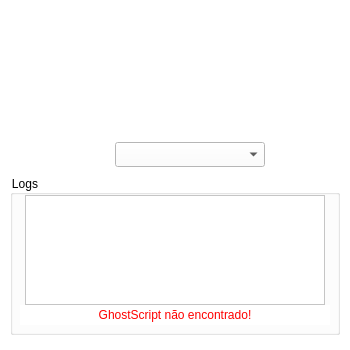
Above: assets/main.ui from ioisaque/ideyou-print before the change. Below: the same form after it.
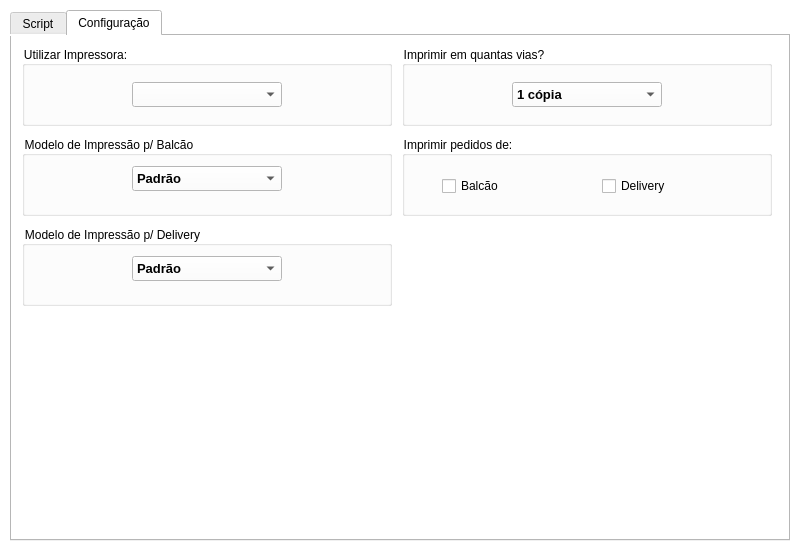
That is the form after the change. The open tabs and pages were chosen to show the change. Icons and pictures are not drawn.

```diff
--- a/assets/main.ui
+++ b/assets/main.ui
@@ -9,8 +9,8 @@
    <rect>
     <x>0</x>
     <y>0</y>
-    <width>350</width>
-    <height>350</height>
+    <width>800</width>
+    <height>550</height>
    </rect>
   </property>
   <property name="sizePolicy">
@@ -19,14 +19,8 @@
     <verstretch>0</verstretch>
    </sizepolicy>
   </property>
-  <property name="maximumSize">
-   <size>
-    <width>350</width>
-    <height>350</height>
-   </size>
-  </property>
   <property name="windowTitle">
-   <string>IdeYou Print - v1.0</string>
+   <string>IdeYouPrint | Versão 1.0</string>
   </property>
   <property name="windowIcon">
    <iconset>
@@ -40,16 +34,13 @@
 background: #FFF;</string>
   </property>
   <widget class="QWidget" name="centralwidget">
-   <widget class="QPushButton" name="btn_reload">
-    <property name="enabled">
-     <bool>true</bool>
-    </property>
+   <widget class="QTabWidget" name="tabWidget">
     <property name="geometry">
      <rect>
-      <x>290</x>
-      <y>135</y>
-      <width>40</width>
-      <height>40</height>
+      <x>10</x>
+      <y>10</y>
+      <width>780</width>
+      <height>531</height>
      </rect>
     </property>
     <property name="sizePolicy">
@@ -58,43 +49,98 @@
       <verstretch>0</verstretch>
      </sizepolicy>
     </property>
-    <property name="font">
-     <font>
-      <pointsize>18</pointsize>
-      <weight>75</weight>
-      <bold>true</bold>
-     </font>
-    </property>
-    <property name="cursor">
-     <cursorShape>PointingHandCursor</cursorShape>
-    </property>
     <property name="autoFillBackground">
      <bool>false</bool>
     </property>
     <property name="styleSheet">
-     <string notr="true">border: none;
-border-radius: 15px;
-background-color: transparent;</string>
+     <string notr="true"/>
     </property>
-    <property name="text">
-     <string/>
+    <property name="tabPosition">
+     <enum>QTabWidget::North</enum>
     </property>
-    <property name="icon">
-     <iconset>
-      <normaloff>refresh.png</normaloff>refresh.png</iconset>
+    <property name="currentIndex">
+     <number>0</number>
     </property>
-    <property name="iconSize">
-     <size>
-      <width>28</width>
-      <height>28</height>
-     </size>
+    <property name="elideMode">
+     <enum>Qt::ElideMiddle</enum>
     </property>
+    <property name="usesScrollButtons">
+     <bool>false</bool>
+    </property>
+    <property name="documentMode">
+     <bool>false</bool>
+    </property>
+    <property name="tabsClosable">
+     <bool>false</bool>
+    </property>
+    <widget class="QWidget" name="tab1">
+     <attribute name="title">
+      <string>Script</string>
+     </attribute>
+     <widget class="QTableWidget" name="log_table">
+      <property name="geometry">
+       <rect>
+        <x>10</x>
+        <y>180</y>
+        <width>750</width>
+        <height>311</height>
+       </rect>
+      </property>
+      <property name="alternatingRowColors">
+       <bool>true</bool>
+      </property>
+      <property name="rowCount">
+       <number>0</number>
+      </property>
+      <property name="columnCount">
+       <number>2</number>
+      </property>
+      <attribute name="horizontalHeaderVisible">
+       <bool>false</bool>
+      </attribute>
+      <attribute name="horizontalHeaderCascadingSectionResizes">
+       <bool>false</bool>
+      </attribute>
+      <attribute name="horizontalHeaderDefaultSectionSize">
+       <number>170</number>
+      </attribute>
+      <attribute name="horizontalHeaderHighlightSections">
+       <bool>false</bool>
+      </attribute>
+      <attribute name="horizontalHeaderMinimumSectionSize">
+       <number>25</number>
+      </attribute>
+      <attribute name="horizontalHeaderShowSortIndicator" stdset="0">
+       <bool>false</bool>
+      </attribute>
+      <attribute name="horizontalHeaderStretchLastSection">
+       <bool>true</bool>
+      </attribute>
+      <attribute name="verticalHeaderVisible">
+       <bool>false</bool>
+      </attribute>
+      <attribute name="verticalHeaderCascadingSectionResizes">
+       <bool>false</bool>
+      </attribute>
+      <attribute name="verticalHeaderStretchLastSection">
+       <bool>false</bool>
+      </attribute>
+      <column>
+       <property name="text">
+        <string>ID_PEDIDO</string>
+       </property>
+      </column>
+      <column>
+       <property name="text">
+        <string>ACAO</string>
+       </property>
+      </column>
    </widget>
    <widget class="QLabel" name="img_logo">
     <property name="geometry">
      <rect>
-      <x>75</x>
-      <y>25</y>
+        <x>30</x>
+        <y>40</y>
       <width>200</width>
       <height>105</height>
      </rect>
@@ -130,47 +176,53 @@
      <set>Qt::AlignCenter</set>
     </property>
    </widget>
-   <widget class="QGroupBox" name="gpb">
+     <widget class="QGroupBox" name="gpb_main">
     <property name="geometry">
      <rect>
-      <x>10</x>
-      <y>175</y>
-      <width>330</width>
-      <height>160</height>
+        <x>249</x>
+        <y>10</y>
+        <width>511</width>
+        <height>151</height>
      </rect>
     </property>
     <property name="styleSheet">
      <string notr="true"/>
     </property>
     <property name="title">
-     <string>Logs</string>
-    </property>
-    <widget class="QTextEdit" name="log_box">
+       <string>Acesso Rápido</string>
+      </property>
+      <widget class="QTextEdit" name="input_url_sistema">
+       <property name="enabled">
+        <bool>true</bool>
+       </property>
      <property name="geometry">
       <rect>
-       <x>15</x>
+         <x>100</x>
        <y>20</y>
-       <width>300</width>
-       <height>110</height>
-      </rect>
-     </property>
-     <property name="lineWidth">
-      <number>1</number>
-     </property>
-     <property name="readOnly">
-      <bool>true</bool>
+         <width>371</width>
+         <height>25</height>
+        </rect>
+       </property>
+       <property name="sizePolicy">
+        <sizepolicy hsizetype="Fixed" vsizetype="Fixed">
+         <horstretch>0</horstretch>
+         <verstretch>0</verstretch>
+        </sizepolicy>
      </property>
      <property name="placeholderText">
       <string/>
      </property>
     </widget>
-    <widget class="QLabel" name="gsv_label">
+      <widget class="QPushButton" name="btn_reload">
+       <property name="enabled">
+        <bool>true</bool>
+       </property>
      <property name="geometry">
       <rect>
-       <x>10</x>
-       <y>130</y>
-       <width>310</width>
-       <height>20</height>
+         <x>470</x>
+         <y>20</y>
+         <width>32</width>
+         <height>28</height>
       </rect>
      </property>
      <property name="sizePolicy">
@@ -179,34 +231,43 @@
        <verstretch>0</verstretch>
       </sizepolicy>
      </property>
-     <property name="minimumSize">
-      <size>
-       <width>310</width>
-       <height>20</height>
-      </size>
-     </property>
-     <property name="maximumSize">
-      <size>
-       <width>310</width>
-       <height>20</height>
-      </size>
+       <property name="font">
+        <font>
+         <pointsize>18</pointsize>
+         <weight>75</weight>
+         <bold>true</bold>
+        </font>
+       </property>
+       <property name="cursor">
+        <cursorShape>PointingHandCursor</cursorShape>
+       </property>
+       <property name="autoFillBackground">
+        <bool>false</bool>
      </property>
      <property name="styleSheet">
-      <string notr="true">color: red;</string>
+        <string notr="true">border: none;
+border-radius: 15px;
+background-color: transparent;</string>
      </property>
      <property name="text">
-      <string>GhostScript não encontrado!</string>
-     </property>
-     <property name="alignment">
-      <set>Qt::AlignCenter</set>
-     </property>
-    </widget>
-   </widget>
-   <widget class="QComboBox" name="select_printer">
+        <string/>
+       </property>
+       <property name="icon">
+        <iconset>
+         <normaloff>refresh.png</normaloff>refresh.png</iconset>
+       </property>
+       <property name="iconSize">
+        <size>
+         <width>28</width>
+         <height>28</height>
+        </size>
+       </property>
+      </widget>
+      <widget class="QComboBox" name="select_loja">
     <property name="geometry">
      <rect>
-      <x>115</x>
-      <y>142</y>
+         <x>100</x>
+         <y>50</y>
       <width>150</width>
       <height>25</height>
      </rect>
@@ -243,16 +304,77 @@
      <bool>true</bool>
     </property>
    </widget>
-   <widget class="QPushButton" name="btn_reload_2">
+      <widget class="QLabel" name="label_1">
+       <property name="geometry">
+        <rect>
+         <x>10</x>
+         <y>20</y>
+         <width>81</width>
+         <height>16</height>
+        </rect>
+       </property>
+       <property name="text">
+        <string>URL do sistema:</string>
+       </property>
+      </widget>
+      <widget class="QLabel" name="label_2">
+       <property name="geometry">
+        <rect>
+         <x>10</x>
+         <y>50</y>
+         <width>81</width>
+         <height>16</height>
+        </rect>
+       </property>
+       <property name="text">
+        <string>Sua loja atual:</string>
+       </property>
+      </widget>
+      <widget class="QLabel" name="label_3">
+       <property name="geometry">
+        <rect>
+         <x>10</x>
+         <y>110</y>
+         <width>81</width>
+         <height>16</height>
+        </rect>
+       </property>
+       <property name="text">
+        <string>ID Pedido</string>
+       </property>
+      </widget>
+      <widget class="QTextEdit" name="input_id_pedido">
     <property name="enabled">
      <bool>true</bool>
     </property>
     <property name="geometry">
      <rect>
-      <x>75</x>
-      <y>140</y>
-      <width>30</width>
-      <height>30</height>
+         <x>100</x>
+         <y>110</y>
+         <width>111</width>
+         <height>25</height>
+        </rect>
+       </property>
+       <property name="sizePolicy">
+        <sizepolicy hsizetype="Fixed" vsizetype="Fixed">
+         <horstretch>0</horstretch>
+         <verstretch>0</verstretch>
+        </sizepolicy>
+       </property>
+       <property name="placeholderText">
+        <string/>
+       </property>
+      </widget>
+      <widget class="QPushButton" name="btn_print">
+       <property name="enabled">
+        <bool>true</bool>
+       </property>
+       <property name="geometry">
+        <rect>
+         <x>220</x>
+         <y>110</y>
+         <width>32</width>
+         <height>28</height>
      </rect>
     </property>
     <property name="sizePolicy">
@@ -293,11 +415,370 @@
      </size>
     </property>
    </widget>
-   <zorder>img_logo</zorder>
-   <zorder>gpb</zorder>
-   <zorder>btn_reload</zorder>
-   <zorder>select_printer</zorder>
-   <zorder>btn_reload_2</zorder>
+     </widget>
+    </widget>
+    <widget class="QWidget" name="tab2">
+     <attribute name="title">
+      <string>Configuração</string>
+     </attribute>
+     <widget class="QGroupBox" name="gpb_printqtd">
+      <property name="geometry">
+       <rect>
+        <x>390</x>
+        <y>10</y>
+        <width>370</width>
+        <height>80</height>
+       </rect>
+      </property>
+      <property name="styleSheet">
+       <string notr="true"/>
+      </property>
+      <property name="title">
+       <string>Imprimir em quantas vias?</string>
+      </property>
+      <layout class="QHBoxLayout" name="horizontalLayout_6">
+       <item>
+        <widget class="QComboBox" name="select_printqtd">
+         <property name="sizePolicy">
+          <sizepolicy hsizetype="Fixed" vsizetype="Fixed">
+           <horstretch>0</horstretch>
+           <verstretch>0</verstretch>
+          </sizepolicy>
+         </property>
+         <property name="minimumSize">
+          <size>
+           <width>150</width>
+           <height>25</height>
+          </size>
+         </property>
+         <property name="maximumSize">
+          <size>
+           <width>150</width>
+           <height>25</height>
+          </size>
+         </property>
+         <property name="font">
+          <font>
+           <pointsize>10</pointsize>
+           <weight>75</weight>
+           <bold>true</bold>
+          </font>
+         </property>
+         <property name="currentText">
+          <string>1 cópia</string>
+         </property>
+         <property name="frame">
+          <bool>true</bool>
+         </property>
+         <item>
+          <property name="text">
+           <string>1 cópia</string>
+          </property>
+         </item>
+         <item>
+          <property name="text">
+           <string>2 cópias</string>
+          </property>
+         </item>
+         <item>
+          <property name="text">
+           <string>3 cópias</string>
+          </property>
+         </item>
+        </widget>
+       </item>
+      </layout>
+     </widget>
+     <widget class="QGroupBox" name="gpb_printer">
+      <property name="geometry">
+       <rect>
+        <x>10</x>
+        <y>10</y>
+        <width>370</width>
+        <height>80</height>
+       </rect>
+      </property>
+      <property name="title">
+       <string>Utilizar Impressora:</string>
+      </property>
+      <layout class="QHBoxLayout" name="horizontalLayout_15">
+       <item>
+        <widget class="QComboBox" name="select_printer">
+         <property name="sizePolicy">
+          <sizepolicy hsizetype="Fixed" vsizetype="Fixed">
+           <horstretch>0</horstretch>
+           <verstretch>0</verstretch>
+          </sizepolicy>
+         </property>
+         <property name="minimumSize">
+          <size>
+           <width>150</width>
+           <height>25</height>
+          </size>
+         </property>
+         <property name="maximumSize">
+          <size>
+           <width>150</width>
+           <height>25</height>
+          </size>
+         </property>
+         <property name="font">
+          <font>
+           <pointsize>10</pointsize>
+           <weight>75</weight>
+           <bold>true</bold>
+          </font>
+         </property>
+         <property name="currentText">
+          <string/>
+         </property>
+         <property name="frame">
+          <bool>true</bool>
+         </property>
+        </widget>
+       </item>
+      </layout>
+     </widget>
+     <widget class="QGroupBox" name="gpb_print">
+      <property name="geometry">
+       <rect>
+        <x>390</x>
+        <y>100</y>
+        <width>370</width>
+        <height>80</height>
+       </rect>
+      </property>
+      <property name="styleSheet">
+       <string notr="true"/>
+      </property>
+      <property name="title">
+       <string>Imprimir pedidos de:</string>
+      </property>
+      <widget class="QCheckBox" name="cb_print_balcao">
+       <property name="geometry">
+        <rect>
+         <x>40</x>
+         <y>40</y>
+         <width>121</width>
+         <height>20</height>
+        </rect>
+       </property>
+       <property name="styleSheet">
+        <string notr="true">background: none;</string>
+       </property>
+       <property name="text">
+        <string>Balcão</string>
+       </property>
+      </widget>
+      <widget class="QCheckBox" name="cb_print_delivery">
+       <property name="geometry">
+        <rect>
+         <x>200</x>
+         <y>40</y>
+         <width>121</width>
+         <height>20</height>
+        </rect>
+       </property>
+       <property name="styleSheet">
+        <string notr="true">background: none;</string>
+       </property>
+       <property name="text">
+        <string>Delivery</string>
+       </property>
+      </widget>
+     </widget>
+     <widget class="QGroupBox" name="gpb_modelo_1">
+      <property name="geometry">
+       <rect>
+        <x>10</x>
+        <y>100</y>
+        <width>370</width>
+        <height>80</height>
+       </rect>
+      </property>
+      <property name="autoFillBackground">
+       <bool>false</bool>
+      </property>
+      <property name="styleSheet">
+       <string notr="true"/>
+      </property>
+      <property name="title">
+       <string>Modelo de Impressão p/ Balcão</string>
+      </property>
+      <widget class="QComboBox" name="select_modelo_balcao">
+       <property name="geometry">
+        <rect>
+         <x>110</x>
+         <y>30</y>
+         <width>150</width>
+         <height>25</height>
+        </rect>
+       </property>
+       <property name="sizePolicy">
+        <sizepolicy hsizetype="Fixed" vsizetype="Fixed">
+         <horstretch>0</horstretch>
+         <verstretch>0</verstretch>
+        </sizepolicy>
+       </property>
+       <property name="minimumSize">
+        <size>
+         <width>150</width>
+         <height>25</height>
+        </size>
+       </property>
+       <property name="maximumSize">
+        <size>
+         <width>150</width>
+         <height>25</height>
+        </size>
+       </property>
+       <property name="font">
+        <font>
+         <pointsize>10</pointsize>
+         <weight>75</weight>
+         <bold>true</bold>
+        </font>
+       </property>
+       <property name="currentText">
+        <string>Padrão</string>
+       </property>
+       <property name="frame">
+        <bool>true</bool>
+       </property>
+       <item>
+        <property name="text">
+         <string>Padrão</string>
+        </property>
+       </item>
+       <item>
+        <property name="text">
+         <string>Apenas Recibo</string>
+        </property>
+       </item>
+       <item>
+        <property name="text">
+         <string>Apenas Comanda</string>
+        </property>
+       </item>
+      </widget>
+     </widget>
+     <widget class="QGroupBox" name="gpb_modelo_2">
+      <property name="geometry">
+       <rect>
+        <x>10</x>
+        <y>190</y>
+        <width>370</width>
+        <height>80</height>
+       </rect>
+      </property>
+      <property name="autoFillBackground">
+       <bool>false</bool>
+      </property>
+      <property name="styleSheet">
+       <string notr="true"/>
+      </property>
+      <property name="title">
+       <string>Modelo de Impressão p/ Delivery</string>
+      </property>
+      <widget class="QComboBox" name="select_modelo_delivery">
+       <property name="geometry">
+        <rect>
+         <x>110</x>
+         <y>30</y>
+         <width>150</width>
+         <height>25</height>
+        </rect>
+       </property>
+       <property name="sizePolicy">
+        <sizepolicy hsizetype="Fixed" vsizetype="Fixed">
+         <horstretch>0</horstretch>
+         <verstretch>0</verstretch>
+        </sizepolicy>
+       </property>
+       <property name="minimumSize">
+        <size>
+         <width>150</width>
+         <height>25</height>
+        </size>
+       </property>
+       <property name="maximumSize">
+        <size>
+         <width>150</width>
+         <height>25</height>
+        </size>
+       </property>
+       <property name="font">
+        <font>
+         <pointsize>10</pointsize>
+         <weight>75</weight>
+         <bold>true</bold>
+        </font>
+       </property>
+       <property name="currentText">
+        <string>Padrão</string>
+       </property>
+       <property name="frame">
+        <bool>true</bool>
+       </property>
+       <item>
+        <property name="text">
+         <string>Padrão</string>
+        </property>
+       </item>
+       <item>
+        <property name="text">
+         <string>Apenas Recibo</string>
+        </property>
+       </item>
+       <item>
+        <property name="text">
+         <string>Apenas Comanda</string>
+        </property>
+       </item>
+      </widget>
+     </widget>
+    </widget>
+   </widget>
+   <widget class="QPushButton" name="btn_stop">
+    <property name="enabled">
+     <bool>true</bool>
+    </property>
+    <property name="geometry">
+     <rect>
+      <x>10</x>
+      <y>600</y>
+      <width>780</width>
+      <height>70</height>
+     </rect>
+    </property>
+    <property name="sizePolicy">
+     <sizepolicy hsizetype="Fixed" vsizetype="Fixed">
+      <horstretch>0</horstretch>
+      <verstretch>0</verstretch>
+     </sizepolicy>
+    </property>
+    <property name="cursor">
+     <cursorShape>PointingHandCursor</cursorShape>
+    </property>
+    <property name="autoFillBackground">
+     <bool>false</bool>
+    </property>
+    <property name="styleSheet">
+     <string notr="true">color: #FFF;
+font-size: 24px;
+font-weight: 600;
+text-transform: uppercase;
+
+border: none;
+border-radius: 10px;
+border-top-left-radius: 0px;
+border-top-right-radius: 0px;
+background-color: #d01c35;</string>
+    </property>
+    <property name="text">
+     <string>PARAR</string>
+    </property>
+   </widget>
   </widget>
  </widget>
  <resources/>
```
Lines whose indentation alone changed are shown as unchanged.
